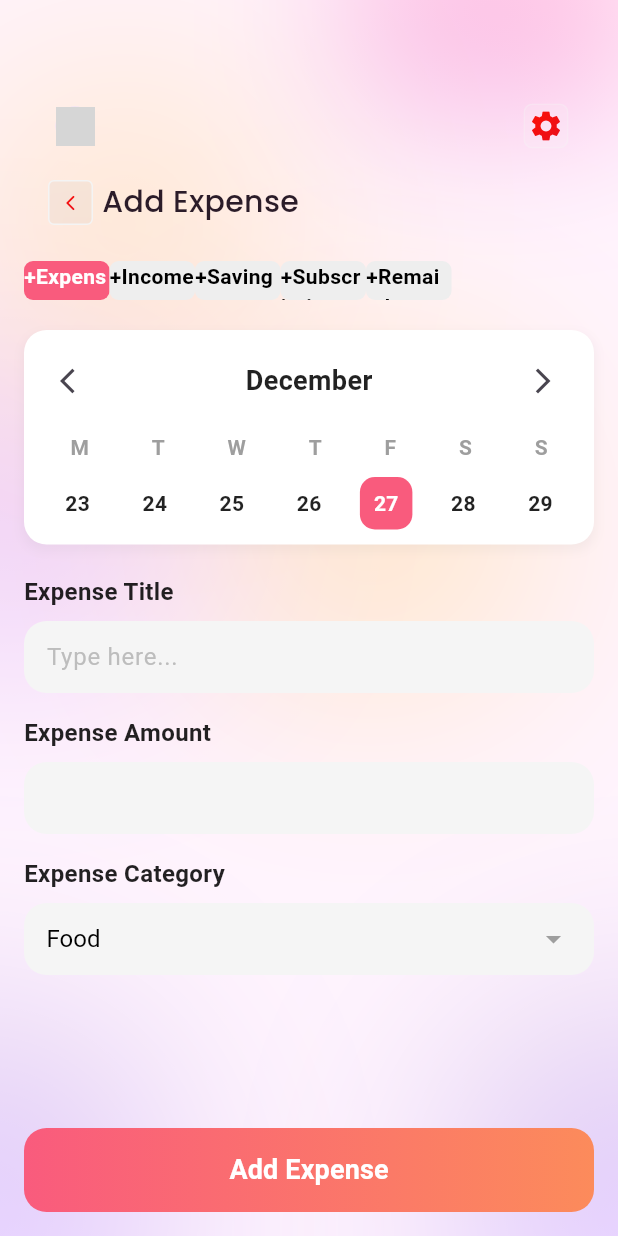
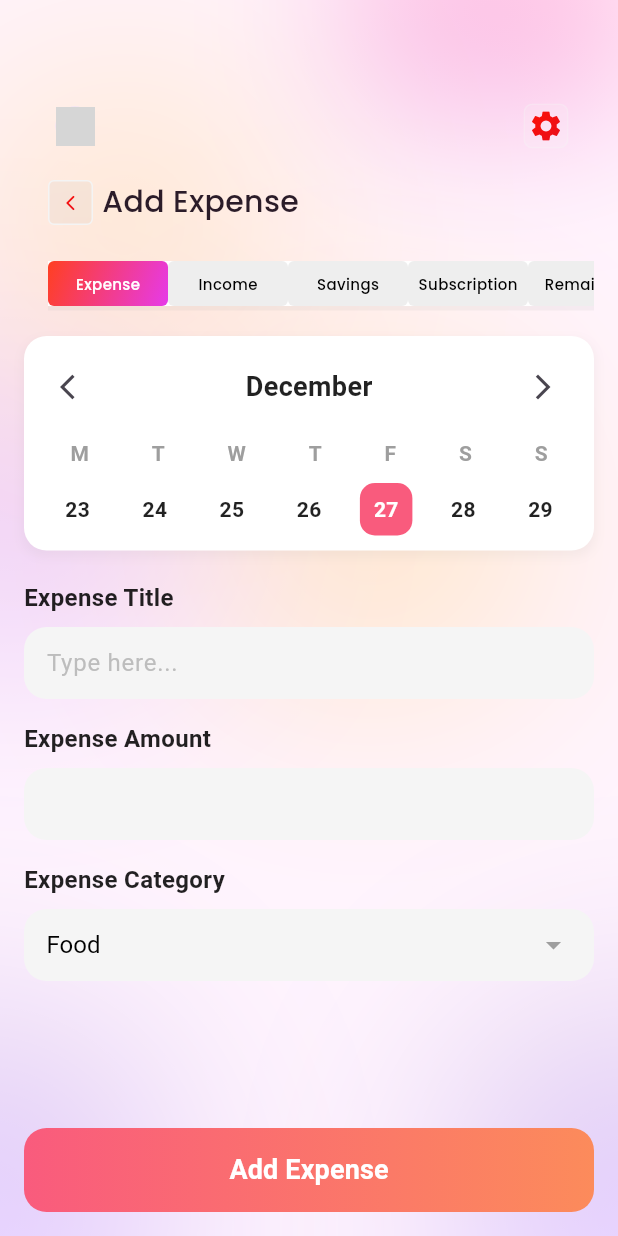
Before and after one commit to online-code-bite-md-tanvir-mahtab/income_expense_app, a Flutter app: the AddExpensePage screen opened directly, on a phone screen of 412 x 824 dp. Run offline on Flutter 3.47's test engine with Material 3 defaults, Android fonts, the phone set to English and light mode, and no system bars; our stand-ins replace get, glassmorphism, google_fonts; network calls fail; grey boxes are pictures that could not be loaded.

Commit message:
I am fixing the add expense page

```diff
--- a/lib/modules/expanse/view/add_expanse.dart
+++ b/lib/modules/expanse/view/add_expanse.dart
@@ -140,43 +140,70 @@ class _AddExpensePageState extends State<AddExpensePage> {
     );
   }
 
+  // keep track of selected type
+
   Widget _buildExpenseTypeSelector() {
+    final expenseTypes = [
+      'Expense',
+      'Income',
+      'Savings',
+      'Subscription',
+      'Remainder',
+    ];
+
     return Container(
-      child: Row(
-        children: [
-          _buildTypeChip('Expense', const Color(0xFFF95B7D)),
-          _buildTypeChip('Income', Colors.grey.shade200),
-          _buildTypeChip('Savings', Colors.grey.shade200),
-          _buildTypeChip('Subscription', Colors.grey.shade200),
-          _buildTypeChip('Remainder', Colors.grey.shade200),
+      margin: const EdgeInsets.only(left: 16),
+      decoration: BoxDecoration(
+        color: Colors.white,
+        boxShadow: [
+          BoxShadow(
+            color: Colors.grey.withOpacity(0.1),
+            offset: const Offset(0, 3),
+          ),
         ],
       ),
-    );
-  }
+      child: SingleChildScrollView(
+        scrollDirection: Axis.horizontal,
+        child: Row(
+          children: expenseTypes.map((type) {
+            final bool isSelected = _selectedExpenseType == type;
 
-  Widget _buildTypeChip(String title, Color color) {
-    bool isSelected = _selectedExpenseType == title;
-    return SizedBox(
-      width: 57,
-      height: 26,
-      child: GestureDetector(
+            return GestureDetector(
               onTap: () {
                 setState(() {
-            _selectedExpenseType = title;
+                  _selectedExpenseType = type;
                 });
               },
               child: Container(
+                padding: EdgeInsets.only(top: 6, bottom: 6),
+                width: 80,
+                height: 30,
+                alignment: Alignment.center,
                 decoration: BoxDecoration(
-            color: isSelected ? color : Colors.grey.shade200,
-            borderRadius: BorderRadius.circular(6),
+                  borderRadius: BorderRadius.circular(4),
+                  gradient: isSelected
+                      ? const LinearGradient(
+                          colors: [
+                            Color(0xFFFF3F21), // red
+                            Color(0xFFE63AE9), // pink-purple
+                          ],
+                          begin: Alignment.topLeft,
+                          end: Alignment.bottomRight,
+                        )
+                      : null,
+                  color: isSelected ? null : Colors.grey.shade200,
                 ),
                 child: Text(
-            '+$title',
-            style: TextStyle(
+                  type,
+                  style: GoogleFonts.poppins(
                     color: isSelected ? Colors.white : Colors.black,
-              fontWeight: FontWeight.bold,
+                    fontSize: 10,
+                    fontWeight: FontWeight.w500,
                   ),
                 ),
+              ),
+            );
+          }).toList(),
         ),
       ),
     );
--- a/lib/modules/home/widgets/home_widget.dart
+++ b/lib/modules/home/widgets/home_widget.dart
@@ -13,7 +13,7 @@ class HomeWidget {
           child: CircleAvatar(
             radius: 13,
             backgroundImage: NetworkImage(
-              'https://scontent.fdac110-1.fna.fbcdn.net/v/t39.30808-6/550397504_1780752429222241_1234328624691204057_n.jpg?_nc_cat=109&ccb=1-7&_nc_sid=6ee11a&_nc_eui2=AeEMnqQ85e96LOUsaLX3SjrlHvcm0bcsQ-Ue9ybRtyxD5SR_TwMhkSqCDLi6aPLrPyT3Np5eVCU4o-npcLX99cjp&_nc_ohc=XTInqKuotpUQ7kNvwHwnbB0&_nc_oc=Adm4Tz5c0sL3u0q4sJr_0ouAHk7CSDXF0_o9NwW39Sj3CCoGbAe2weoPUODZCSO_o6I&_nc_zt=23&_nc_ht=scontent.fdac110-1.fna&_nc_gid=rKr_xwLtF5z3pcfoE4d71w&oh=00_AffI66VTW-GnRBlpI4YotiJBsO9w5DXWkfJ3Lv1azJkT_w&oe=68FC6766',
+              'https://example.com/profile.jpg',
             ), // Replace with your image
           ),
         ),
@@ -248,7 +248,7 @@ class HomeWidget {
     );
   }
 
-   Widget _buildSummaryCard({
+  Widget _buildSummaryCard({
     required String title,
     required String amount,
     required IconData icon,
@@ -338,6 +338,7 @@ class HomeWidget {
       ),
     );
   }
+
   Widget _buildTransactionItem({
     required IconData icon,
     required Color iconBgColor,
```
Lines whose indentation alone changed are shown as unchanged.
